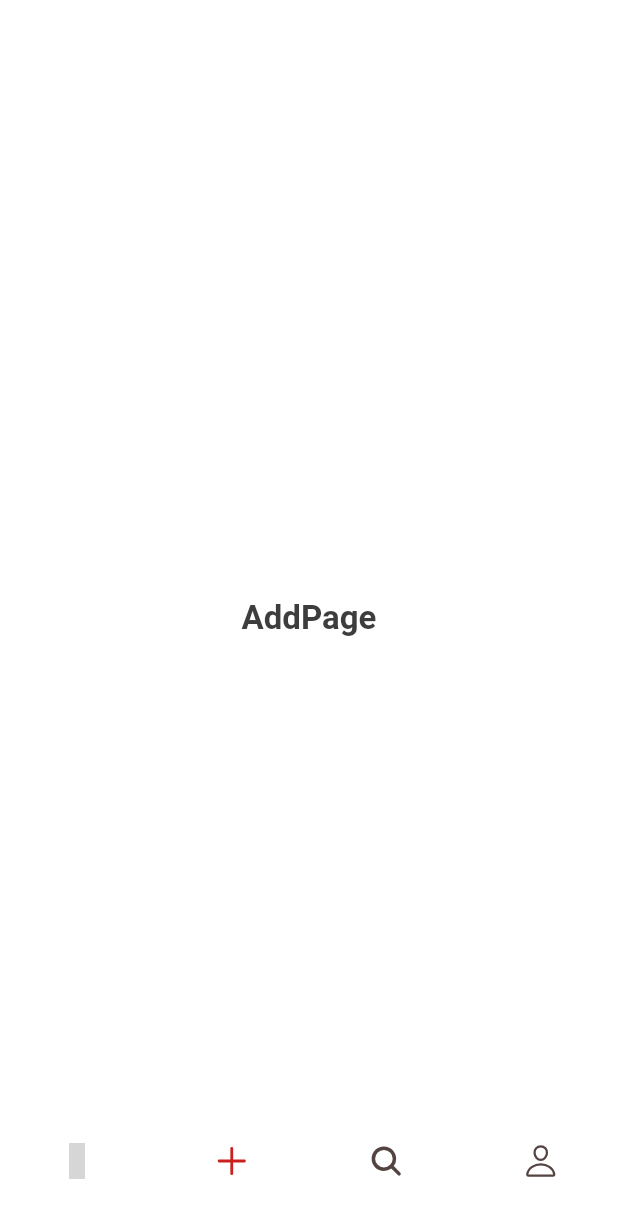
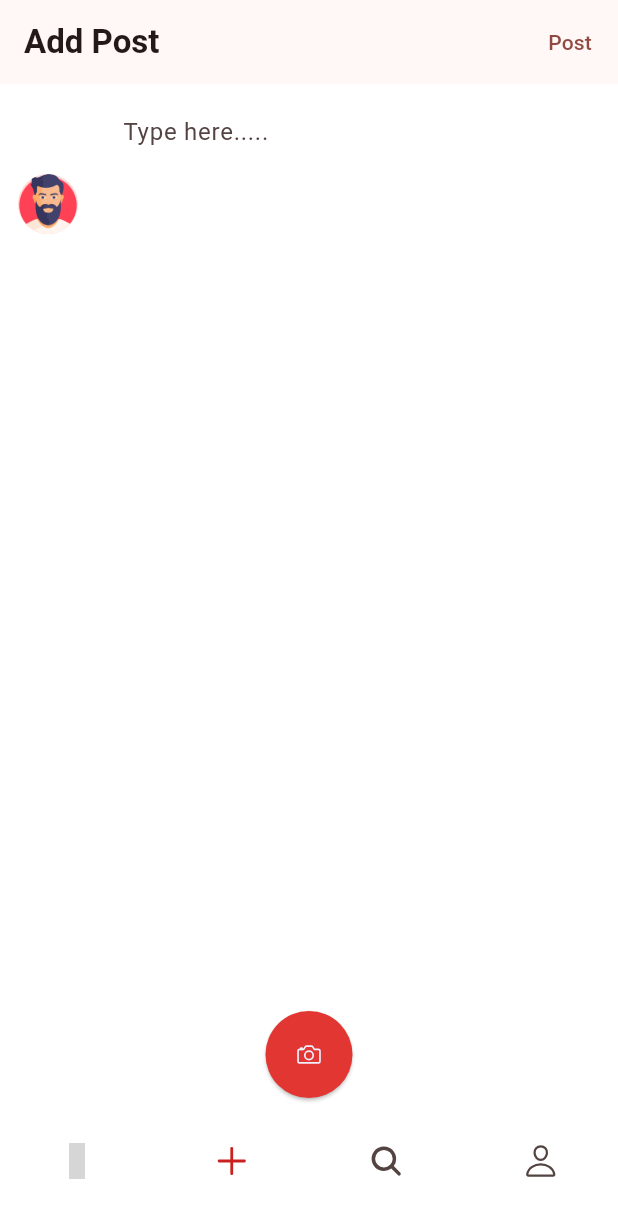
Before and after one commit to mjaber5/MJS, a Flutter app: the screen it shows once a user with an empty profile is signed in, swiped to page 2, on a phone screen of 412 x 824 dp. Shown: the top 1218 px of the screen. Run offline on Flutter 3.47's test engine with Material 3 defaults, Android fonts, the phone set to English and light mode, and no system bars; our stand-ins replace cloud_firestore, firebase_auth, firebase_core, flutter_svg, gap, google_fonts and 3 more; accounts and stored records are empty; grey boxes are pictures that could not be loaded.

Commit message:
i build post screen

```diff
--- a/lib/pages/add.dart
+++ b/lib/pages/add.dart
@@ -1,4 +1,7 @@
 import 'package:flutter/material.dart';
+import 'package:gap/gap.dart';
+import 'package:ionicons/ionicons.dart';
+import 'package:social_media_project/colors/app_color.dart';
 
 class AddPage extends StatefulWidget {
   const AddPage({super.key});
@@ -11,10 +14,46 @@ class _AddPageState extends State<AddPage> {
   @override
   Widget build(BuildContext context) {
     return Scaffold(
-      body: Center(
-        child: Text(
-          'AddPage',
-          style: Theme.of(context).textTheme.titleLarge,
+      appBar: AppBar(
+        surfaceTintColor: Colors.white,
+        title: const Text("Add Post"),
+        actions: [TextButton(onPressed: () {}, child: const Text("Post"))],
+      ),
+      body: Padding(
+        padding: const EdgeInsets.all(12.0),
+        child: Column(
+          children: [
+            const Row(
+              children: [
+                CircleAvatar(
+                  backgroundImage: AssetImage('assets/images/man.png'),
+                ),
+                Gap(30),
+                Expanded(
+                  child: TextField(
+                    maxLines: 5,
+                    decoration: InputDecoration(
+                      border: InputBorder.none,
+                      hintText: "Type here.....",
+                    ),
+                  ),
+                ),
+              ],
+            ),
+            const Spacer(),
+            ElevatedButton(
+              style: ElevatedButton.styleFrom(
+                  shape: const CircleBorder(),
+                  backgroundColor: kSecondaryColor,
+                  padding: const EdgeInsets.all(20)),
+              onPressed: () {},
+              child: Icon(
+                Ionicons.camera_outline,
+                color: kWhiteColor,
+              ),
+            ),
+            const Gap(80),
+          ],
         ),
       ),
     );
```
Also changed, not shown: lib/models/post.dart (added, +48 -0 lines), assets/images/man.png (added), pubspec.lock.
